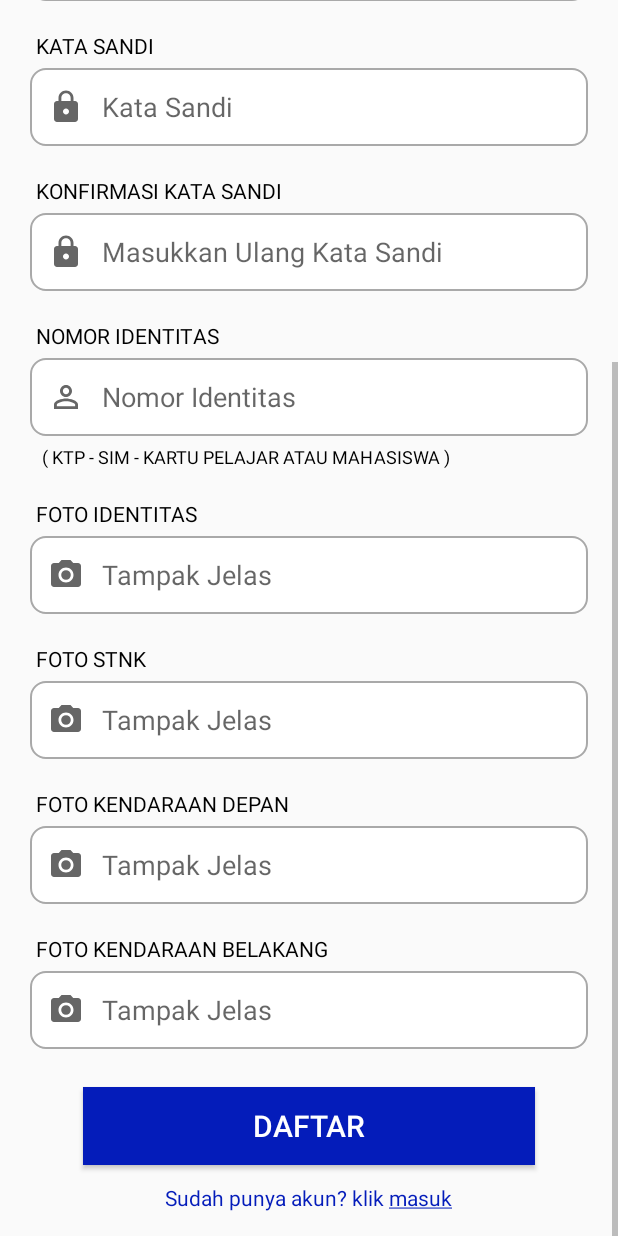
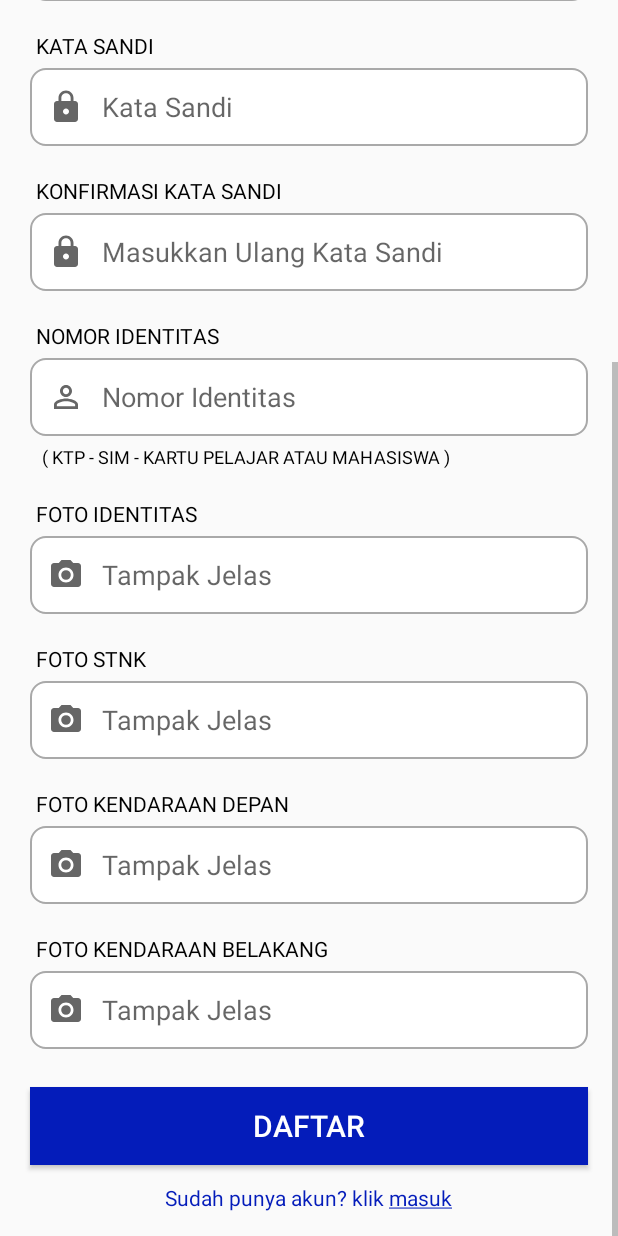
Before and after one commit to AchmadSirojudin/SmartParking, an Android app: the DaftarActivity screen opened directly, with no data from a screen before it, scrolled down 340 dp, on a phone screen of 412 x 824 dp. Run offline under Robolectric (Android 15) with nearby library versions, the phone set to English and light mode, and no system bars.

Commit message:
Update activity_daftar.xml

```diff
--- a/app/src/main/res/layout/activity_daftar.xml
+++ b/app/src/main/res/layout/activity_daftar.xml
@@ -301,8 +301,10 @@
 
         <Button
             android:id="@+id/btnReg"
-            android:layout_width="301dp"
+            android:layout_width="match_parent"
             android:layout_height="52dp"
+            android:layout_marginLeft="20dp"
+            android:layout_marginRight="20dp"
             android:layout_marginTop="25dp"
             android:background="#041CBA"
             android:text="Daftar"
```
